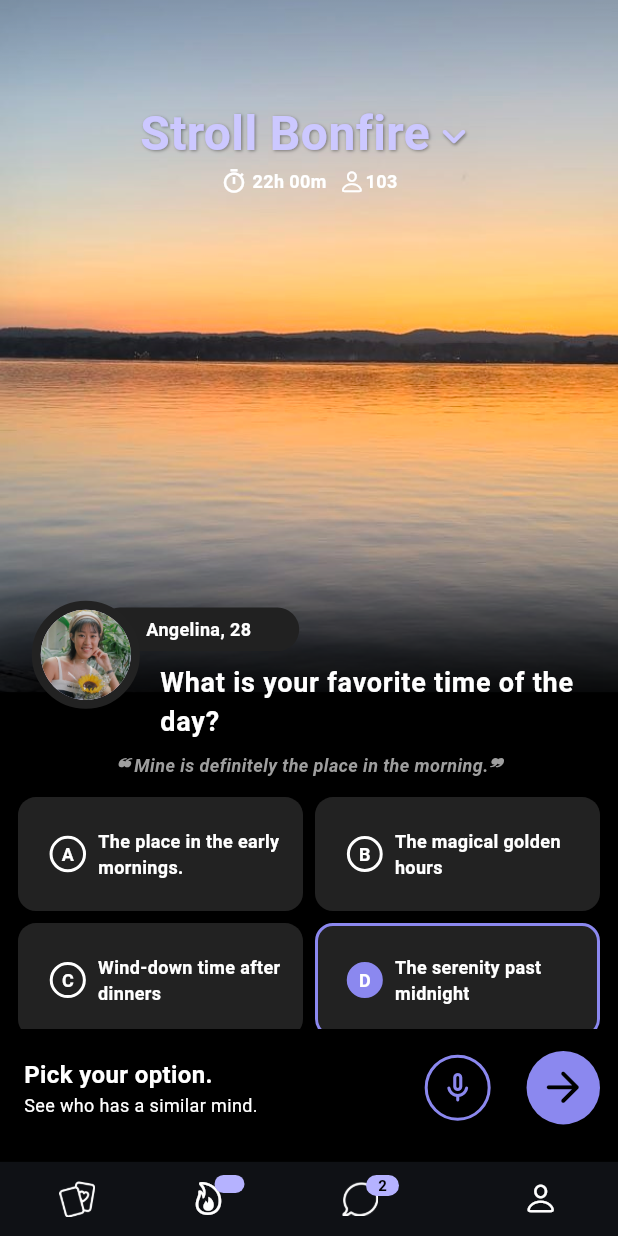
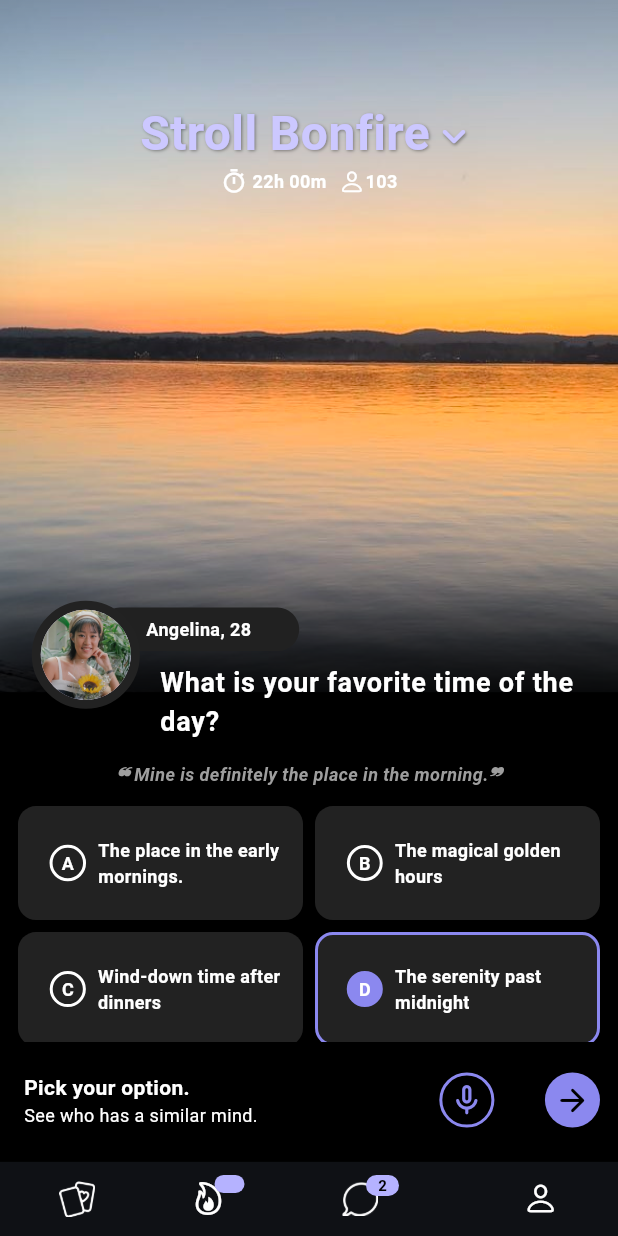
Before and after one commit to kumarpandule/stroll, a Flutter app: the screen it shows after launch, on a phone screen of 412 x 824 dp. Run offline on Flutter 3.47's test engine with Material 3 defaults, Android fonts, the light colour scheme and no system bars.

Commit message:
Multiscreen Optimization

```diff
--- a/lib/Widgets/quiz.dart
+++ b/lib/Widgets/quiz.dart
@@ -12,6 +12,7 @@ class Answer extends StatelessWidget {
       clipBehavior: Clip.none,
       width: MediaQuery.of(context).size.width,
       height: MediaQuery.of(context).size.height * 0.04,
+      margin: EdgeInsets.only(top: 6.0),
       child: Center(
         child: Text(
           "❝ Mine is definitely the place in the morning.❞",
@@ -44,10 +45,23 @@ class _OptionsState extends State<Options> {
 
   @override
   Widget build(BuildContext context) {
+    double screenWidth = MediaQuery.of(context).size.height;
+    double childAspectRatio;
+
+    if (screenWidth < 600) {
+      // For small screens
+      childAspectRatio = 3.0;
+    } else if (screenWidth < 1200) {
+      // For medium screens
+      childAspectRatio = 2.5;
+    } else {
+      // For large screens
+      childAspectRatio = 1.5;
+    }
     return GridView.builder(
       gridDelegate: SliverGridDelegateWithFixedCrossAxisCount(
         crossAxisCount: 2,
-        childAspectRatio: 2.5,
+        childAspectRatio: childAspectRatio,
         crossAxisSpacing: 8.0,
         mainAxisSpacing: 8.0,
       ),
@@ -75,7 +89,8 @@ class NextQuestion extends StatelessWidget {
     return Container(
       clipBehavior: Clip.none,
       width: MediaQuery.of(context).size.width,
-      height: MediaQuery.of(context).size.height * 0.08,
+      height: MediaQuery.of(context).size.height * 0.06,
+      margin: EdgeInsets.only(top: MediaQuery.of(context).size.height * 0.01),
       child: Row(
         mainAxisAlignment: MainAxisAlignment.spaceBetween,
         children: [
@@ -90,7 +105,7 @@ class NextQuestion extends StatelessWidget {
                 Text(
                   "Pick your option.",
                   style: TextStyle(
-                    fontSize: 16,
+                    fontSize: 14,
                     fontWeight: FontWeight.bold,
                     color: Colors.white,
                   ),
@@ -107,7 +122,7 @@ class NextQuestion extends StatelessWidget {
           ),
           Container(
             clipBehavior: Clip.none,
-            padding: EdgeInsets.all(8.0),
+            padding: EdgeInsets.all(4.0),
             decoration: BoxDecoration(
               border: Border.all(
                 color: CustomColors.active,
@@ -118,11 +133,12 @@ class NextQuestion extends StatelessWidget {
             child: Icon(
               Icons.mic_none_rounded,
               color: CustomColors.active,
+              size: MediaQuery.of(context).size.width * 0.06,
             ),
           ),
           Container(
             clipBehavior: Clip.none,
-            padding: EdgeInsets.all(8.0),
+            padding: EdgeInsets.all(6.0),
             decoration: BoxDecoration(
               color: CustomColors.active,
               shape: BoxShape.circle,
@@ -130,7 +146,7 @@ class NextQuestion extends StatelessWidget {
             child: Icon(
               Icons.arrow_forward_rounded,
               color: Colors.black,
-              size: MediaQuery.of(context).size.width * 0.08,
+              size: MediaQuery.of(context).size.width * 0.06,
             ),
           ),
         ],
```
Also changed, not shown: lib/Home/home.dart (+7 -0 lines).
